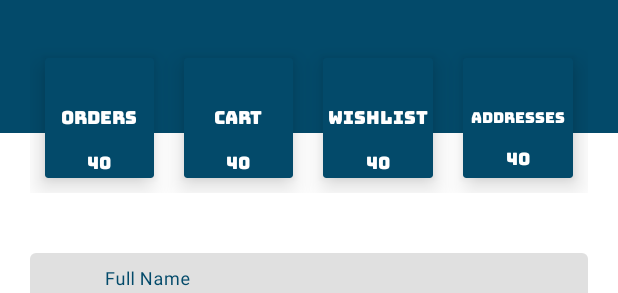
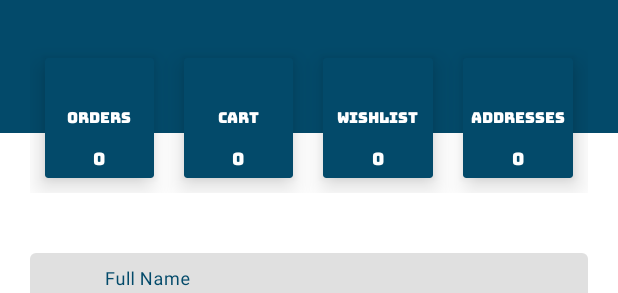
Before and after one commit to Vinayak-Soni-Git/DelightCart, an Android app: the layout activity_user_account_details.xml on its own in the app's theme, with its tools: preview values and no code run, on a phone screen of 412 x 824 dp. Shown: the part 317-610 px from the top of the screen. Run offline under Robolectric (Android 15) with nearby library versions, the phone set to English and light mode, and no system bars; plain views replace CircularProgressButton; Roboto replaces fonts that are not available here.

Commit message:
Commit At 9/1/2024 4:45PM

```diff
--- a/app/src/main/java/com/example/delightcart/ViewModel/AllOrdersViewModel.kt
+++ b/app/src/main/java/com/example/delightcart/ViewModel/AllOrdersViewModel.kt
@@ -25,7 +25,7 @@ class AllOrdersViewModel @Inject constructor(
         getAllOrders()
     }
 
-    fun getAllOrders() {
+    private fun getAllOrders() {
         viewModelScope.launch {
             _allOrders.emit(Resource.Loading())
         }
--- a/app/src/main/res/layout/activity_user_account_details.xml
+++ b/app/src/main/res/layout/activity_user_account_details.xml
@@ -93,11 +93,11 @@
                         android:id="@+id/ordersLabel"
                         android:layout_width="wrap_content"
                         android:layout_height="wrap_content"
+                        android:layout_centerInParent="true"
+                        android:fontFamily="@font/bungee"
                         android:text="@string/orders"
                         android:textColor="@color/white"
-                        android:textSize="12sp"
-                        android:fontFamily="@font/bungee"
-                        android:layout_centerInParent="true">
+                        android:textSize="10sp">
 
                     </TextView>
 
@@ -105,12 +105,12 @@
                         android:id="@+id/ordersCountLabel"
                         android:layout_width="wrap_content"
                         android:layout_height="wrap_content"
-                        android:text="@string/_40"
+                        android:layout_below="@+id/ordersLabel"
+                        android:layout_centerInParent="true"
+                        android:fontFamily="@font/bungee"
+                        android:text="@string/_0"
                         android:textColor="@color/white"
-                        android:layout_below="@+id/ordersLabel"
-                        android:textSize="11sp"
-                        android:fontFamily="@font/bungee"
-                        android:layout_centerInParent="true">
+                        android:textSize="11sp">
 
                     </TextView>
 
@@ -136,11 +136,11 @@
                         android:id="@+id/cartLabel"
                         android:layout_width="wrap_content"
                         android:layout_height="wrap_content"
+                        android:layout_centerInParent="true"
+                        android:fontFamily="@font/bungee"
                         android:text="@string/cart"
                         android:textColor="@color/white"
-                        android:textSize="12sp"
-                        android:fontFamily="@font/bungee"
-                        android:layout_centerInParent="true">
+                        android:textSize="10sp">
 
                     </TextView>
 
@@ -148,7 +148,7 @@
                         android:id="@+id/cartCountLabel"
                         android:layout_width="wrap_content"
                         android:layout_height="wrap_content"
-                        android:text="@string/_40"
+                        android:text="@string/_0"
                         android:textColor="@color/white"
                         android:layout_below="@+id/cartLabel"
                         android:textSize="11sp"
@@ -181,7 +181,7 @@
                         android:layout_height="wrap_content"
                         android:text="@string/wishlist"
                         android:textColor="@color/white"
-                        android:textSize="12sp"
+                        android:textSize="10sp"
                         android:fontFamily="@font/bungee"
                         android:layout_centerInParent="true">
 
@@ -191,7 +191,7 @@
                         android:id="@+id/wishListCountLabel"
                         android:layout_width="wrap_content"
                         android:layout_height="wrap_content"
-                        android:text="@string/_40"
+                        android:text="@string/_0"
                         android:textColor="@color/white"
                         android:layout_below="@+id/wishListLabel"
                         android:textSize="11sp"
@@ -234,7 +234,7 @@
                         android:id="@+id/addressCountLabel"
                         android:layout_width="wrap_content"
                         android:layout_height="wrap_content"
-                        android:text="@string/_40"
+                        android:text="@string/_0"
                         android:textColor="@color/white"
                         android:layout_below="@+id/addressLabel"
                         android:textSize="11sp"
--- a/app/src/main/res/values/strings.xml
+++ b/app/src/main/res/values/strings.xml
@@ -171,4 +171,5 @@
     <!-- TODO: Remove or change this placeholder text -->
     <string name="hello_blank_fragment">Hello blank fragment</string>
     <string name="delightcart">DelightCart</string>
+    <string name="_0">0</string>
 </resources>
```
Also changed, not shown: app/src/main/java/com/example/delightcart/Activities/UserAccountDetailsActivity.kt (+16 -3 lines), app/src/main/java/com/example/delightcart/ViewModel/UserAccountViewModel.kt (+24 -27 lines).
